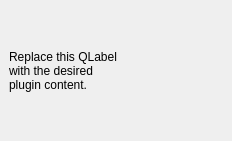
Before: the Qt Designer form qgis_plugin/qgismappy/qgismappy_dockwidget_base.ui in planmap-eu/mappy, drawn with Qt 5.
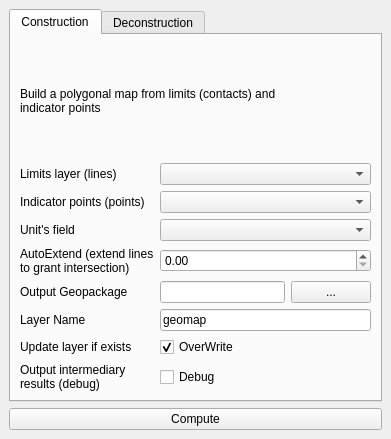
After: the same form once the commit is applied. The open tabs and pages were chosen to show the change. Custom widgets are drawn as their Qt base class.

Commit message: updated plugin, construction done

Diff of the .ui file:
```diff
--- a/qgis_plugin/qgismappy/qgismappy_dockwidget_base.ui
+++ b/qgis_plugin/qgismappy/qgismappy_dockwidget_base.ui
@@ -6,27 +6,273 @@
    <rect>
     <x>0</x>
     <y>0</y>
-    <width>232</width>
-    <height>141</height>
+    <width>391</width>
+    <height>439</height>
    </rect>
   </property>
   <property name="windowTitle">
    <string>mappy</string>
   </property>
   <widget class="QWidget" name="dockWidgetContents">
-   <layout class="QGridLayout" name="gridLayout">
-    <item row="0" column="0">
-     <widget class="QLabel" name="label">
+   <layout class="QGridLayout" name="gridLayout_2">
+    <item row="0" column="1">
+     <widget class="QTabWidget" name="tab">
+      <property name="currentIndex">
+       <number>1</number>
+      </property>
+      <widget class="QWidget" name="tab_construction">
+       <attribute name="title">
+        <string>Construction</string>
+       </attribute>
+       <layout class="QGridLayout" name="gridLayout">
+        <item row="7" column="0">
+         <widget class="QLabel" name="label_6">
+          <property name="text">
+           <string>Update layer if exists</string>
+          </property>
+         </widget>
+        </item>
+        <item row="3" column="1" colspan="2">
+         <widget class="QgsFieldComboBox" name="units_field"/>
+        </item>
+        <item row="1" column="0">
+         <widget class="QLabel" name="label_2">
+          <property name="text">
+           <string>Limits layer (lines)</string>
+          </property>
+         </widget>
+        </item>
+        <item row="8" column="0">
+         <widget class="QLabel" name="label_7">
+          <property name="text">
+           <string>Output intermediary results (debug)</string>
+          </property>
+          <property name="wordWrap">
+           <bool>true</bool>
+          </property>
+         </widget>
+        </item>
+        <item row="3" column="0">
+         <widget class="QLabel" name="label_8">
+          <property name="text">
+           <string>Unit's field</string>
+          </property>
+         </widget>
+        </item>
+        <item row="4" column="1" colspan="2">
+         <widget class="QgsDoubleSpinBox" name="auto_extend"/>
+        </item>
+        <item row="1" column="1" colspan="2">
+         <widget class="QgsMapLayerComboBox" name="lines"/>
+        </item>
+        <item row="7" column="1" colspan="2">
+         <widget class="QCheckBox" name="overwrite">
+          <property name="text">
+           <string>OverWrite</string>
+          </property>
+          <property name="checked">
+           <bool>true</bool>
+          </property>
+         </widget>
+        </item>
+        <item row="5" column="0">
+         <widget class="QLabel" name="label_5">
+          <property name="text">
+           <string>Output Geopackage</string>
+          </property>
+         </widget>
+        </item>
+        <item row="2" column="1" colspan="2">
+         <widget class="QgsMapLayerComboBox" name="points"/>
+        </item>
+        <item row="4" column="0">
+         <widget class="QLabel" name="label_4">
+          <property name="text">
+           <string>AutoExtend (extend lines to grant intersection)</string>
+          </property>
+          <property name="wordWrap">
+           <bool>true</bool>
+          </property>
+         </widget>
+        </item>
+        <item row="6" column="1" colspan="2">
+         <widget class="QLineEdit" name="layer_name">
+          <property name="text">
+           <string>geomap</string>
+          </property>
+         </widget>
+        </item>
+        <item row="6" column="0">
+         <widget class="QLabel" name="label_9">
+          <property name="text">
+           <string>Layer Name</string>
+          </property>
+         </widget>
+        </item>
+        <item row="2" column="0">
+         <widget class="QLabel" name="label_3">
+          <property name="text">
+           <string>Indicator points (points)</string>
+          </property>
+         </widget>
+        </item>
+        <item row="8" column="1">
+         <widget class="QCheckBox" name="debug">
+          <property name="text">
+           <string>Debug</string>
+          </property>
+         </widget>
+        </item>
+        <item row="0" column="0" colspan="2">
+         <widget class="QLabel" name="label">
+          <property name="text">
+           <string>Build a polygonal map from limits (contacts) and indicator points</string>
+          </property>
+          <property name="wordWrap">
+           <bool>true</bool>
+          </property>
+         </widget>
+        </item>
+        <item row="5" column="1">
+         <widget class="QLineEdit" name="output"/>
+        </item>
+        <item row="5" column="2">
+         <widget class="QPushButton" name="save_as">
+          <property name="text">
+           <string>...</string>
+          </property>
+         </widget>
+        </item>
+       </layout>
+      </widget>
+      <widget class="QWidget" name="tab_deconstruction">
+       <attribute name="title">
+        <string>Deconstruction</string>
+       </attribute>
+       <layout class="QGridLayout" name="gridLayout_3">
+        <item row="1" column="0">
+         <widget class="QLabel" name="label_10">
+          <property name="text">
+           <string>Map layer</string>
+          </property>
+         </widget>
+        </item>
+        <item row="4" column="0" colspan="2">
+         <widget class="QLabel" name="label_14">
+          <property name="text">
+           <string>Indicator points layer name</string>
+          </property>
+         </widget>
+        </item>
+        <item row="2" column="1" colspan="3">
+         <widget class="QgsFieldComboBox" name="de_units_field"/>
+        </item>
+        <item row="0" column="0" colspan="4">
+         <widget class="QLabel" name="label_11">
+          <property name="text">
+           <string>Deconstruct a map into indicator points and lines</string>
+          </property>
+         </widget>
+        </item>
+        <item row="1" column="1" colspan="3">
+         <widget class="QgsMapLayerComboBox" name="de_map_layer"/>
+        </item>
+        <item row="3" column="3">
+         <widget class="QPushButton" name="de_save_as">
+          <property name="text">
+           <string>...</string>
+          </property>
+         </widget>
+        </item>
+        <item row="7" column="2">
+         <spacer name="verticalSpacer">
+          <property name="orientation">
+           <enum>Qt::Vertical</enum>
+          </property>
+          <property name="sizeHint" stdset="0">
+           <size>
+            <width>20</width>
+            <height>40</height>
+           </size>
+          </property>
+         </spacer>
+        </item>
+        <item row="2" column="0">
+         <widget class="QLabel" name="label_12">
+          <property name="text">
+           <string>Units field</string>
+          </property>
+         </widget>
+        </item>
+        <item row="5" column="2" colspan="2">
+         <widget class="QLineEdit" name="de_lines_layer">
+          <property name="text">
+           <string>limits</string>
+          </property>
+         </widget>
+        </item>
+        <item row="3" column="1" colspan="2">
+         <widget class="QLineEdit" name="de_output_gpkg"/>
+        </item>
+        <item row="5" column="0" colspan="2">
+         <widget class="QLabel" name="label_15">
+          <property name="text">
+           <string>Limits lines layer name</string>
+          </property>
+         </widget>
+        </item>
+        <item row="3" column="0">
+         <widget class="QLabel" name="label_13">
+          <property name="text">
+           <string>Output Geopackage</string>
+          </property>
+         </widget>
+        </item>
+        <item row="4" column="2" colspan="2">
+         <widget class="QLineEdit" name="de_points_layer">
+          <property name="text">
+           <string>indicator_points</string>
+          </property>
+         </widget>
+        </item>
+        <item row="6" column="2" colspan="2">
+         <widget class="QPushButton" name="de_execute">
+          <property name="text">
+           <string>Execute</string>
+          </property>
+         </widget>
+        </item>
+       </layout>
+      </widget>
+     </widget>
+    </item>
+    <item row="1" column="1">
+     <widget class="QPushButton" name="execute">
       <property name="text">
-       <string>Replace this QLabel
-with the desired
-plugin content.</string>
+       <string>Compute</string>
       </property>
      </widget>
     </item>
    </layout>
   </widget>
  </widget>
+ <customwidgets>
+  <customwidget>
+   <class>QgsDoubleSpinBox</class>
+   <extends>QDoubleSpinBox</extends>
+   <header>qgsdoublespinbox.h</header>
+  </customwidget>
+  <customwidget>
+   <class>QgsFieldComboBox</class>
+   <extends>QComboBox</extends>
+   <header>qgsfieldcombobox.h</header>
+  </customwidget>
+  <customwidget>
+   <class>QgsMapLayerComboBox</class>
+   <extends>QComboBox</extends>
+   <header>qgsmaplayercombobox.h</header>
+  </customwidget>
+ </customwidgets>
  <resources/>
  <connections/>
 </ui>
```
The commit also changes 15 other files.
